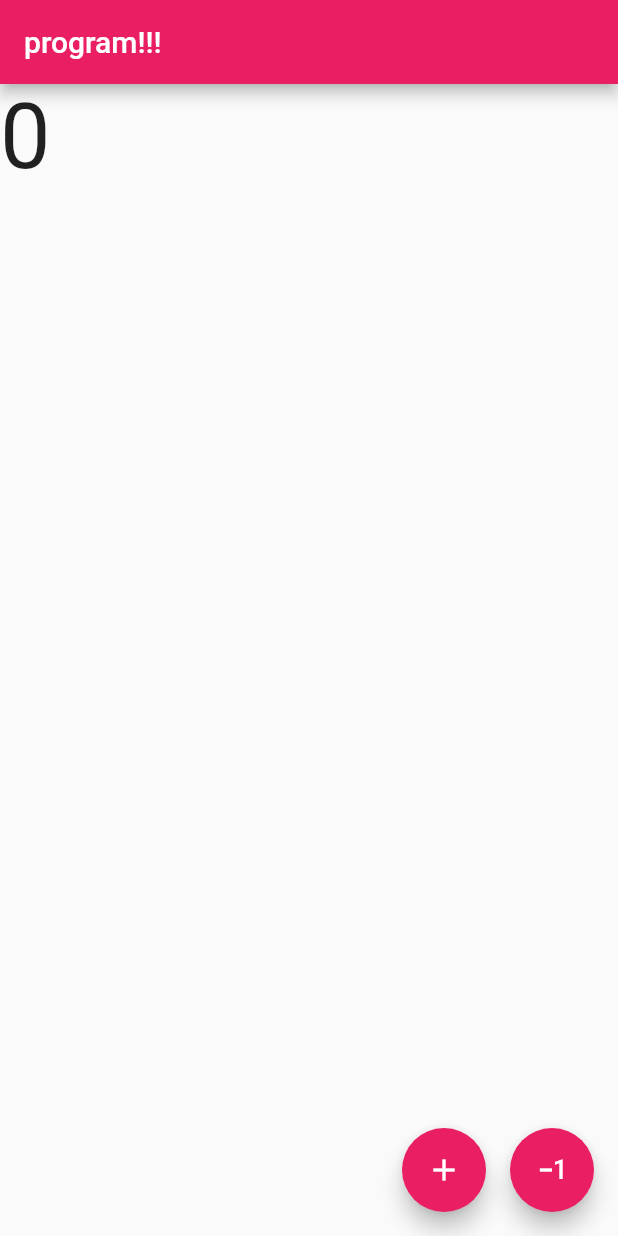
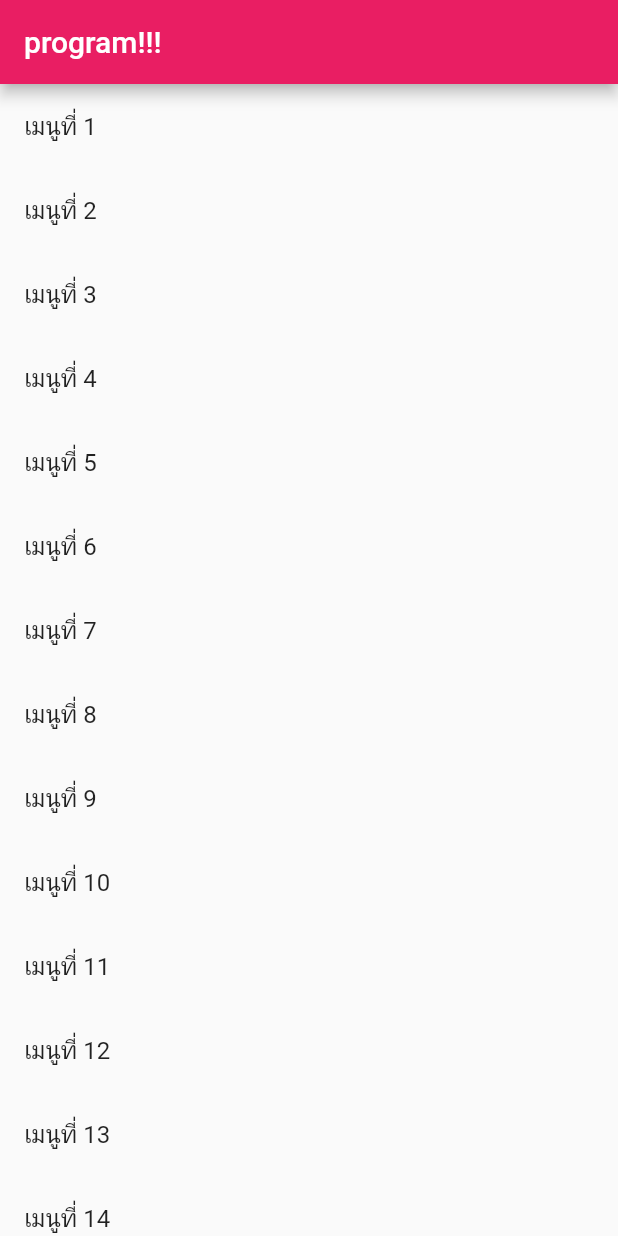
Before and after one commit to napassorn29/basic_flutter, a Flutter app: the screen it shows after launch, on a phone screen of 412 x 824 dp. Run offline on Flutter 3.47's test engine with Material 2 defaults, Android fonts, the light colour scheme and no system bars.

Commit message:
ListView.builder (build context too much)

```diff
--- a/basic_flutter/basic_flutter/lib/main.dart
+++ b/basic_flutter/basic_flutter/lib/main.dart
@@ -40,32 +40,16 @@ class _MyHomePageState extends State<MyHomePage> {
   @override
   Widget build(BuildContext context) {
     return Scaffold(
-      appBar: AppBar(
-        title: Text("program!!!"),
-      ),
-      body: Center(
-        child: ListView(
-          children: getData(number),
+        appBar: AppBar(
+          title: Text("program!!!"),
         ),
-      ),
-      floatingActionButton: Row(
-        mainAxisAlignment: MainAxisAlignment.end,
-        children: [
-          FloatingActionButton(
-            onPressed: addNumber,
-            child: Icon(Icons.add),
-          ),
-          SizedBox(
-            height: 16,
-            width: 16,
-          ), // Add some spacing between the buttons
-          FloatingActionButton(
-            onPressed: minusNumber,
-            child: Icon(Icons.exposure_minus_1),
-          ),
-        ],
-      ),
-    );
+        body: ListView.builder(
+            itemCount: 50,
+            itemBuilder: (BuildContext context, int index) {
+              return ListTile(
+                title: Text("เมนูที่ ${index + 1}"),
+              );
+            }));
   }
 
   void addNumber() {
```
